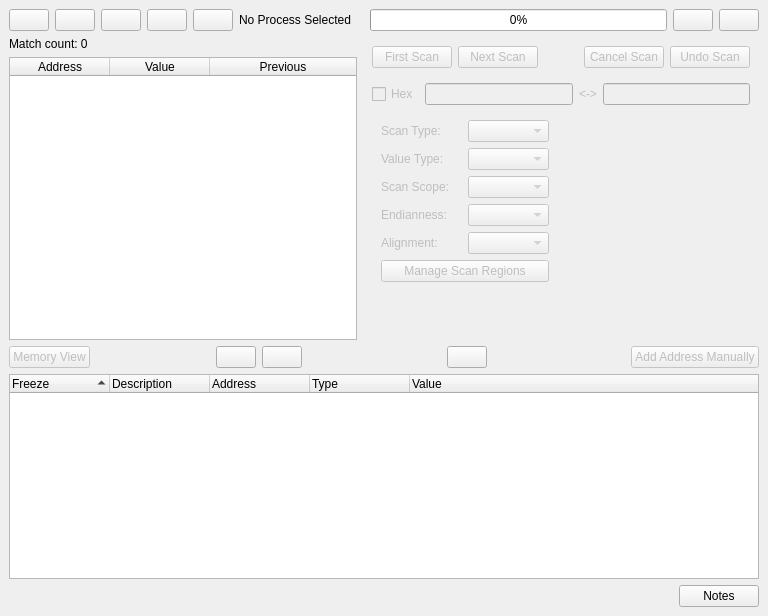
Qt form GUI/MainWindow.ui (korcankaraokcu/PINCE) before a commit.
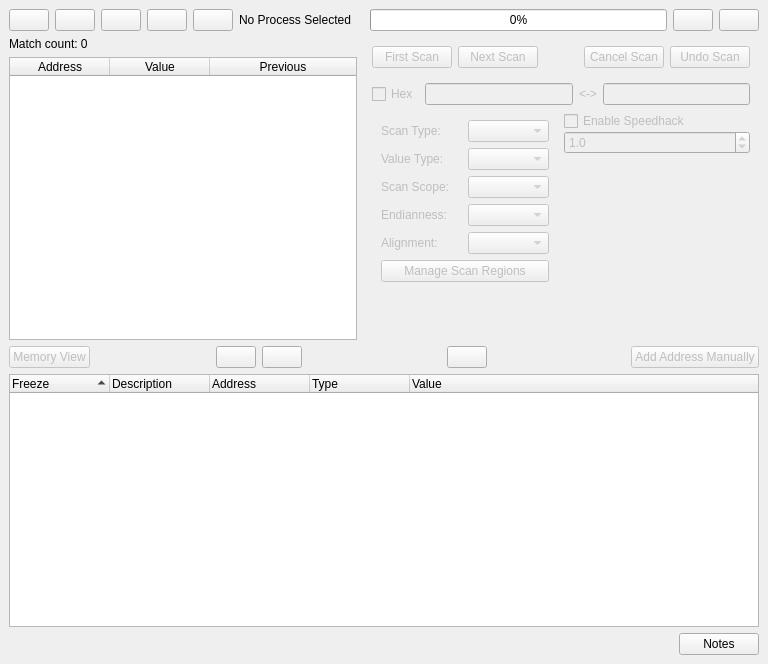
The same form after that commit. Custom widgets are drawn as their Qt base class.

Commit message: Add initial Linux speedhack feature

```diff
--- a/GUI/MainWindow.ui
+++ b/GUI/MainWindow.ui
@@ -7,7 +7,7 @@
     <x>0</x>
     <y>0</y>
     <width>768</width>
-    <height>616</height>
+    <height>664</height>
    </rect>
   </property>
   <property name="windowTitle">
@@ -448,6 +448,35 @@
               </property>
               <item>
                <layout class="QVBoxLayout" name="verticalLayout_3">
+                <item>
+                 <widget class="QCheckBox" name="checkBox_Speedhack">
+                  <property name="text">
+                   <string>Enable Speedhack</string>
+                  </property>
+                 </widget>
+                </item>
+                <item>
+                 <widget class="QDoubleSpinBox" name="doubleSpinBox_Speedhack">
+                  <property name="enabled">
+                   <bool>false</bool>
+                  </property>
+                  <property name="decimals">
+                   <number>1</number>
+                  </property>
+                  <property name="minimum">
+                   <double>0.200000000000000</double>
+                  </property>
+                  <property name="maximum">
+                   <double>10.000000000000000</double>
+                  </property>
+                  <property name="singleStep">
+                   <double>0.100000000000000</double>
+                  </property>
+                  <property name="value">
+                   <double>1.000000000000000</double>
+                  </property>
+                 </widget>
+                </item>
                 <item>
                  <spacer name="verticalSpacer_2">
                   <property name="orientation">
```
The commit also changes 8 other files.
